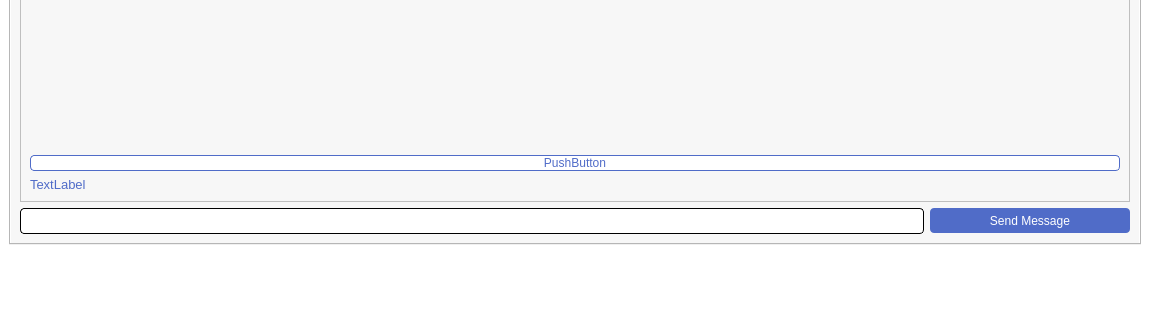
Above: client/include/mainwindow.ui from cowboymalboro1884/MessLess before the change; both pictures show x 0 to 1150 and y 380 to 700 of the 1150 by 700 pixel window. Below: the same form after it.
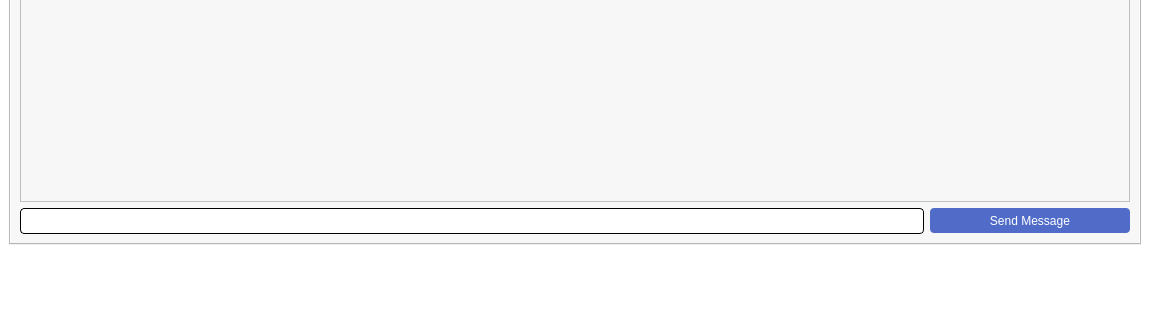
That is the form after the change. Icons and pictures are not drawn.

What changed in the file:
```diff
--- a/client/include/mainwindow.ui
+++ b/client/include/mainwindow.ui
@@ -325,7 +325,7 @@
 </string>
            </property>
            <layout class="QFormLayout" name="formLayout_3">
-            <item row="0" column="0">
+            <item row="0" column="0" colspan="2">
              <spacer name="verticalSpacer">
               <property name="orientation">
                <enum>Qt::Vertical</enum>
@@ -333,28 +333,13 @@
               <property name="sizeHint" stdset="0">
                <size>
                 <width>20</width>
-                <height>40</height>
+                <height>400</height>
                </size>
               </property>
              </spacer>
             </item>
-            <item row="1" column="0" colspan="2">
-             <layout class="QVBoxLayout" name="messages">
-              <item>
-               <widget class="QPushButton" name="pushButton">
-                <property name="text">
-                 <string>PushButton</string>
-                </property>
-               </widget>
-              </item>
-              <item>
-               <widget class="QLabel" name="label">
-                <property name="text">
-                 <string>TextLabel</string>
-                </property>
-               </widget>
-              </item>
-             </layout>
+            <item row="2" column="0" colspan="2">
+             <layout class="QVBoxLayout" name="messages"/>
             </item>
            </layout>
           </widget>
```
Left out of the diff: 22 changed lines with no effect on the pictures.
